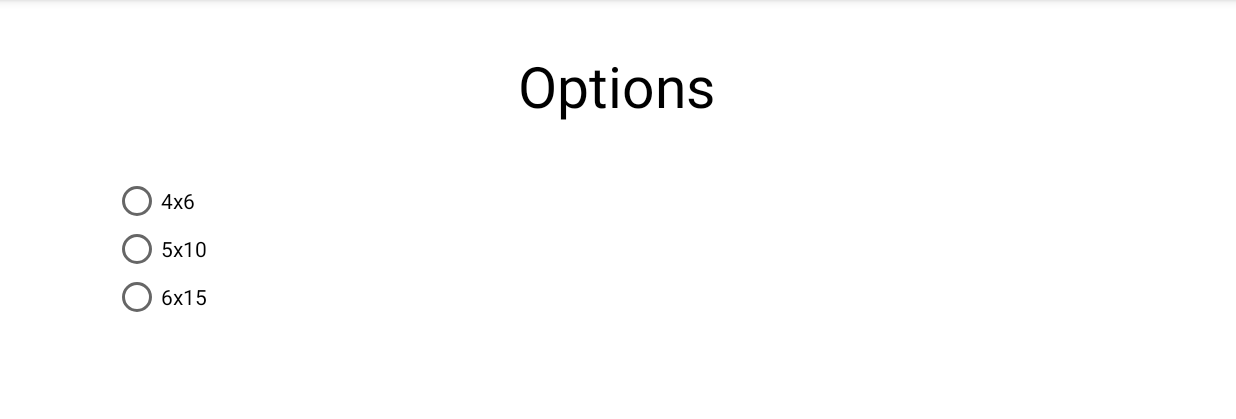
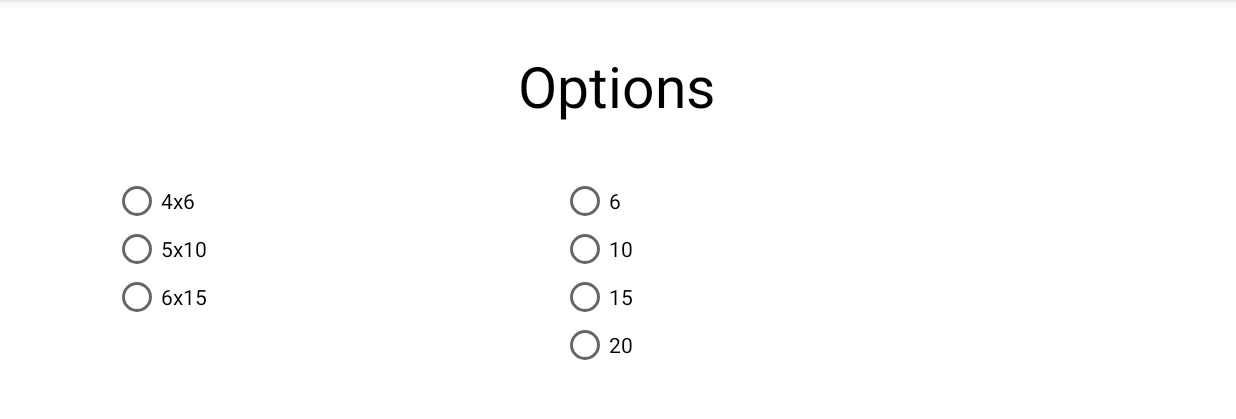
Before and after one commit to sumritsanghera/MineSeeker, an Android app: the OptionsUI screen opened directly, with no data from a screen before it, on a phone screen of 824 x 412 dp (held sideways), the part 84-503 px from its top. Run offline under Robolectric (Android 15) with nearby library versions, the phone set to English and light mode, and no system bars.

Commit message:
Create and implement Mine Radio Buttons in OptionsUI

```diff
--- a/app/src/main/java/com/example/cmpt276as3/OptionsUI.java
+++ b/app/src/main/java/com/example/cmpt276as3/OptionsUI.java
@@ -2,8 +2,6 @@ package com.example.cmpt276as3;
 
 import androidx.appcompat.app.AppCompatActivity;
 
-import android.content.Context;
-import android.content.Intent;
 import android.os.Bundle;
 import android.view.View;
 import android.widget.RadioButton;
@@ -25,8 +23,8 @@ public class OptionsUI extends AppCompatActivity {
         gameOptions = OptionsLogic.getInstance();
 
         GameSizeRadioButtons();
+        MineRadioButtons();
     }
-
 
 
     private void GameSizeRadioButtons() {
@@ -59,4 +57,31 @@ public class OptionsUI extends AppCompatActivity {
         }
     }
 
+    private void MineRadioButtons() {
+        RadioGroup group = (RadioGroup) findViewById(R.id.radioGroupMineOptions);
+
+        int[] numMines = getResources().getIntArray(R.array.game_configuration_mines);
+
+        //Create the buttons
+        for(int i = 0; i < numMines.length; i++) {
+            final int numMine = numMines[i];
+
+            RadioButton button = new RadioButton(this);
+            button.setText(""+numMine);
+
+            button.setOnClickListener(new View.OnClickListener() {
+                @Override
+                public void onClick(View view) {
+
+                    gameOptions.setNumMines(numMine);
+
+                    Toast.makeText(OptionsUI.this, numMine + " Mines Selected"
+                            , Toast.LENGTH_SHORT).show();
+                }
+            });
+
+            group.addView(button);
+        }
+    }
+
 }
--- a/app/src/main/res/values/game_options.xml
+++ b/app/src/main/res/values/game_options.xml
@@ -5,9 +5,17 @@
         <item>5</item>
         <item>6</item>
     </integer-array>
+
     <integer-array name="game_configuration_cols">
         <item>6</item>
         <item>10</item>
         <item>15</item>
     </integer-array>
+
+    <integer-array name="game_configuration_mines">
+        <item>6</item>
+        <item>10</item>
+        <item>15</item>
+        <item>20</item>
+    </integer-array>
 </resources>
```
